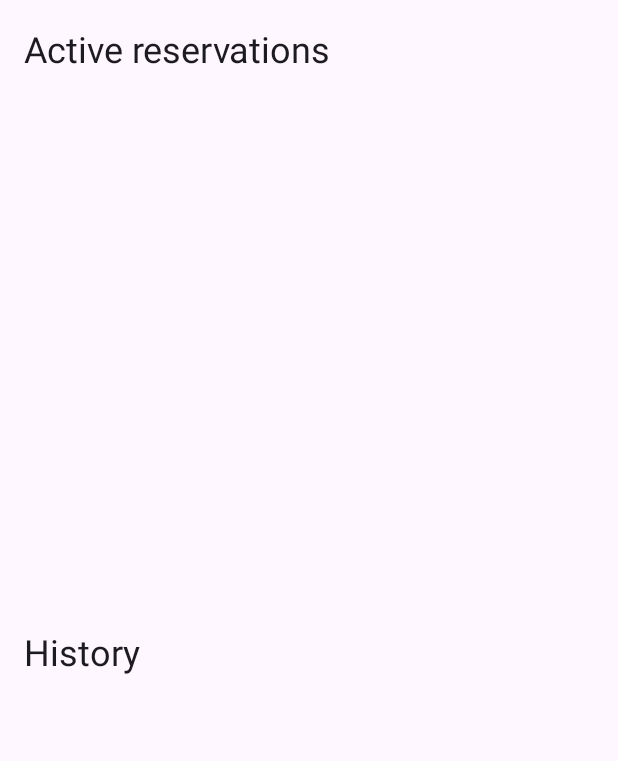
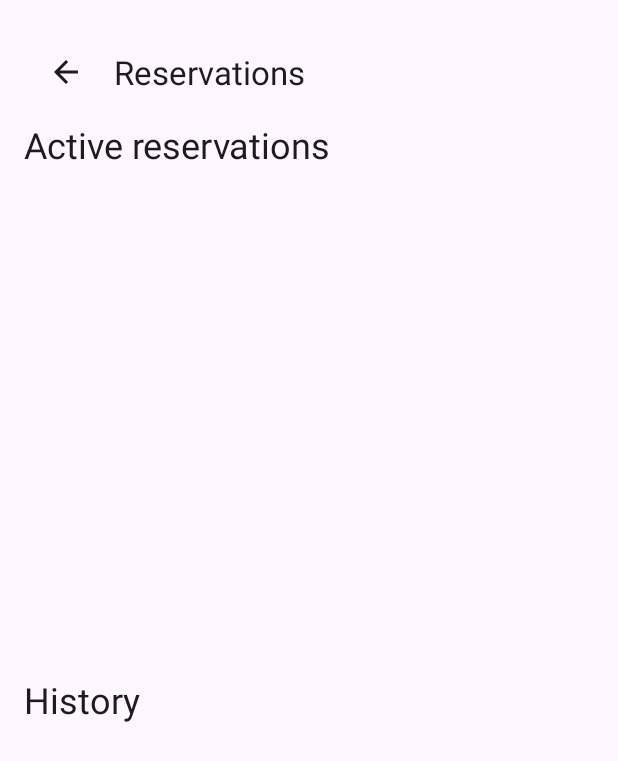
Before and after one commit to alirezanobakht2004/Ticket-Booking-Manager, an Android app: the BookingsActivity screen opened directly, with no data from a screen before it, on a phone screen of 412 x 824 dp. Shown: the top 761 px of the screen. Run offline under Robolectric (Android 15) with nearby library versions, the phone set to English and light mode, and no system bars; network calls fail.

Commit message:
back buttons are implemented.

```diff
--- a/Phase-4/app/src/main/java/com/example/ticket_booking_manager_client/ui/BookingsActivity.kt
+++ b/Phase-4/app/src/main/java/com/example/ticket_booking_manager_client/ui/BookingsActivity.kt
@@ -7,6 +7,7 @@ import android.view.ViewGroup
 import android.widget.TextView
 import android.widget.Toast
 import androidx.appcompat.app.AppCompatActivity
+import androidx.appcompat.content.res.AppCompatResources
 import androidx.lifecycle.lifecycleScope
 import androidx.recyclerview.widget.DiffUtil
 import androidx.recyclerview.widget.LinearLayoutManager
@@ -16,7 +17,7 @@ import com.example.ticket_booking_manager_client.R
 import com.example.ticket_booking_manager_client.data.Repository
 import com.example.ticket_booking_manager_client.data.remote.models.Reservation
 import kotlinx.coroutines.launch
-
+import com.google.android.material.appbar.MaterialToolbar
 class BookingsActivity : AppCompatActivity() {
     private lateinit var repo: Repository
     private lateinit var activeAdapter: ReservationListAdapter
@@ -42,10 +43,10 @@ class BookingsActivity : AppCompatActivity() {
         historyRV.layoutManager = LinearLayoutManager(this)
         historyRV.adapter = historyAdapter
 
-        findViewById<com.google.android.material.appbar.MaterialToolbar>(R.id.toolbarBack)?.apply {
-            title = getString(R.string.reservations)
-            setNavigationOnClickListener { onBackPressedDispatcher.onBackPressed() }
-        }
+        val toolbar = findViewById<MaterialToolbar>(R.id.toolbarBack)
+        toolbar.title = getString(R.string.reservations)
+        toolbar.navigationIcon = AppCompatResources.getDrawable(this, R.drawable.ic_arrow_back_24)
+        toolbar.setNavigationOnClickListener { onBackPressedDispatcher.onBackPressed() }
 
         swipe.setOnRefreshListener { loadAll() }
 
--- a/Phase-4/app/src/main/java/com/example/ticket_booking_manager_client/ui/SearchActivity.kt
+++ b/Phase-4/app/src/main/java/com/example/ticket_booking_manager_client/ui/SearchActivity.kt
@@ -90,8 +90,10 @@ class SearchActivity : AppCompatActivity() {
 
         findViewById<MaterialToolbar>(R.id.toolbarBack).apply {
             title = getString(R.string.search_tickets)
+            navigationIcon = resources.getDrawable(R.drawable.ic_arrow_back_24, theme)
             setNavigationOnClickListener { onBackPressedDispatcher.onBackPressed() }
         }
+
 
         // Prefill defaults
         dateEdit.setText(defaultDate)
--- a/Phase-4/app/src/main/res/layout/activity_bookings.xml
+++ b/Phase-4/app/src/main/res/layout/activity_bookings.xml
@@ -5,12 +5,23 @@
     android:padding="16dp"
     android:layout_width="match_parent"
     android:layout_height="match_parent">
-    <!-- Swipe-to-refresh for quick reload -->
+
+    <!-- Toolbar -->
+    <!-- Toolbar FIRST, with constraints and width spanning the parent -->
+    <include
+        layout="@layout/include_toolbar_back"
+        android:layout_width="0dp"
+        android:layout_height="wrap_content"
+        app:layout_constraintTop_toTopOf="parent"
+        app:layout_constraintStart_toStartOf="parent"
+        app:layout_constraintEnd_toEndOf="parent" />
+
+    <!-- Content sits BELOW toolbar -->
     <androidx.swiperefreshlayout.widget.SwipeRefreshLayout
         android:id="@+id/swipe"
         android:layout_width="0dp"
         android:layout_height="0dp"
-        app:layout_constraintTop_toTopOf="parent"
+        app:layout_constraintTop_toBottomOf="@id/toolbarBack"
         app:layout_constraintBottom_toBottomOf="parent"
         app:layout_constraintStart_toStartOf="parent"
         app:layout_constraintEnd_toEndOf="parent">
```
Also changed, not shown: Phase-4/app/src/main/java/com/example/ticket_booking_manager_client/ui/TicketDetailsActivity.kt (+7 -4 lines).
